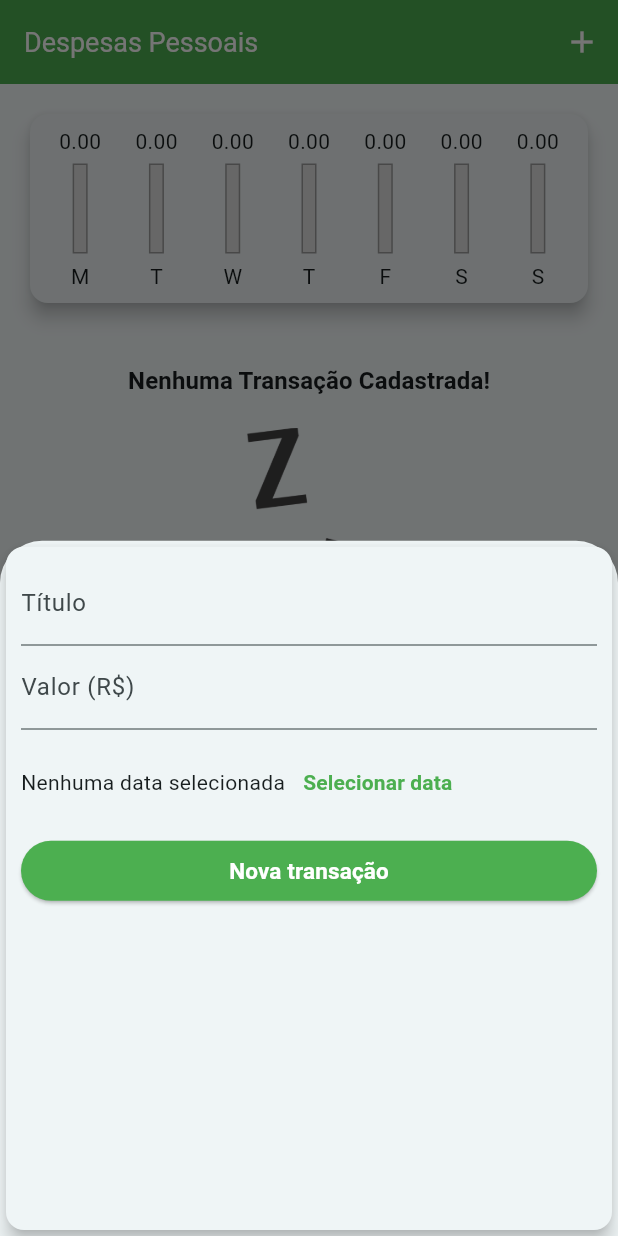
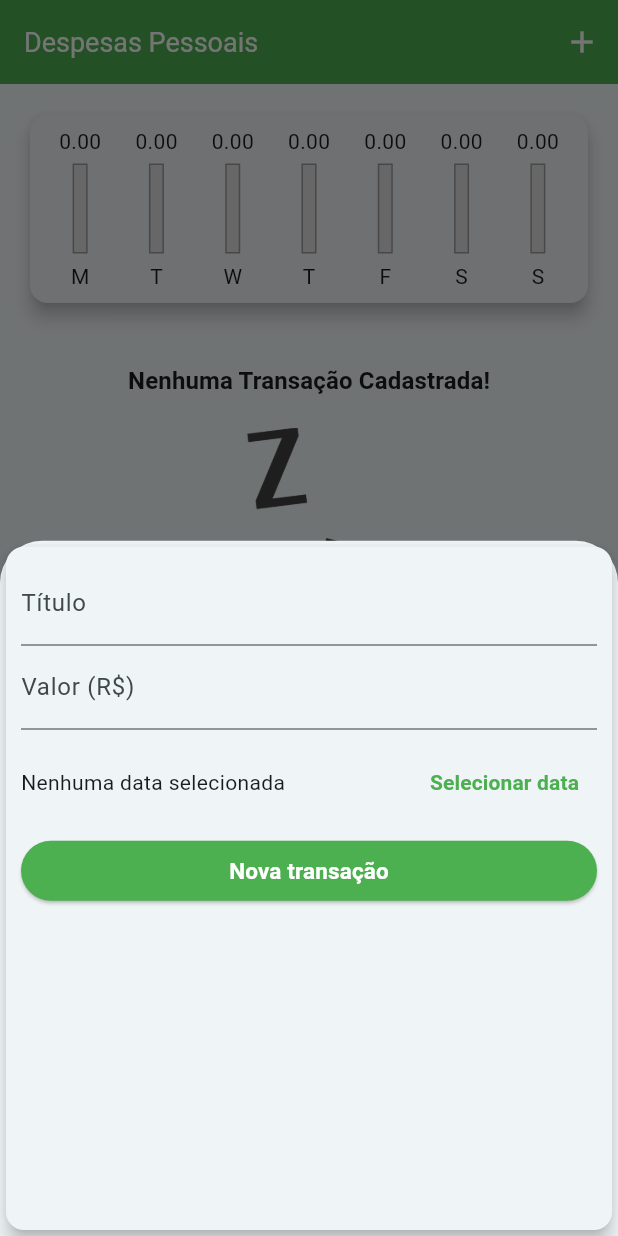
Before and after one commit to mateusalmeiida/despesas-pessoais-flutter, a Flutter app: the screen it shows after launch, after a tap on the "add" icon, on a phone screen of 412 x 824 dp. Run offline on Flutter 3.47's test engine with Material 3 defaults, Android fonts, the phone set to English and light mode, and no system bars.

Commit message:
Ajuste do tamanho da lista

```diff
--- a/lib/components/transaction_form.dart
+++ b/lib/components/transaction_form.dart
@@ -71,9 +71,11 @@ class _TransactionFormState extends State<TransactionForm> {
               height: 70,
               child: Row(
                 children: [
-                  Text(_selectedDate == null
-                      ? 'Nenhuma data selecionada'
-                      : 'Data selecionada: ${DateFormat('dd/MM/y').format(_selectedDate!)}'),
+                  Expanded(
+                    child: Text(_selectedDate == null
+                        ? 'Nenhuma data selecionada'
+                        : 'Data selecionada: ${DateFormat('dd/MM/y').format(_selectedDate!)}'),
+                  ),
                   TextButton(
                     onPressed: _showDatePicker,
                     child: Text(
--- a/lib/components/transaction_list.dart
+++ b/lib/components/transaction_list.dart
@@ -12,7 +12,7 @@ class TransactionList extends StatelessWidget {
   @override
   Widget build(BuildContext context) {
     return SizedBox(
-      height: 410,
+      height: 430,
       child: transactions.isNotEmpty
           ? ListView.builder(
               itemCount: transactions.length,
```
